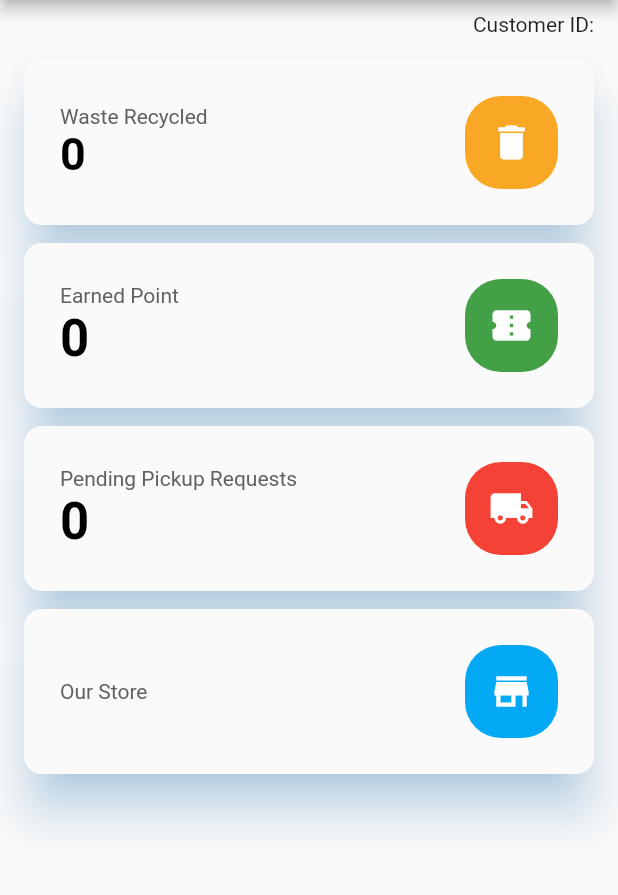
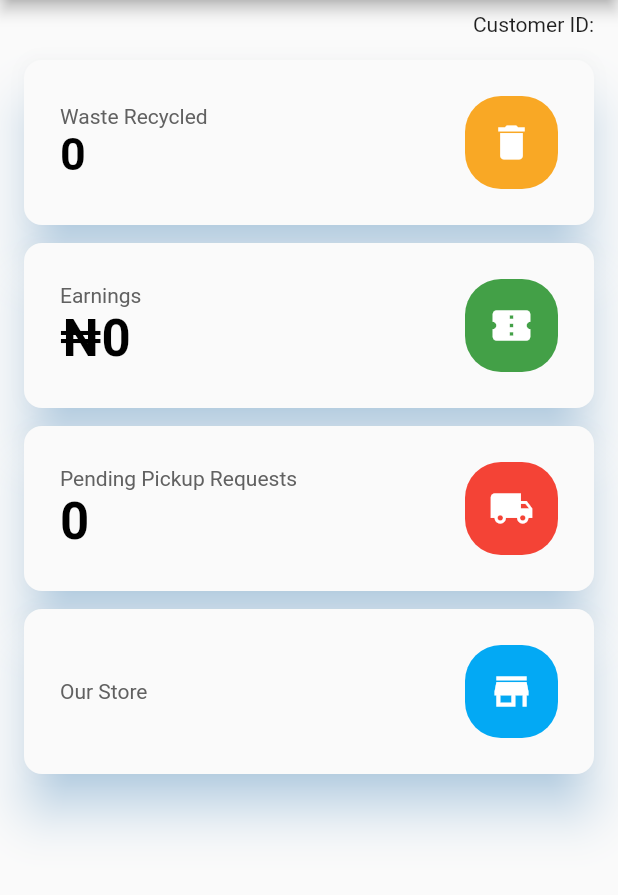
Before and after one commit to weddingjuma/eco_connect_app, a Flutter app: the Dashboard screen opened directly with empty values, on a phone screen of 412 x 824 dp, the part 105-1000 px from its top. Run offline on Flutter 3.47's test engine with Material 2 defaults, Android fonts, the phone set to English and light mode, and no system bars; our stand-ins replace shared_preferences, titled_navigation_bar; accounts and stored records are empty; network calls fail.

Commit message:
v-3 complete

```diff
--- a/lib/components/dashboard.dart
+++ b/lib/components/dashboard.dart
@@ -140,8 +140,8 @@ class _DashboardState extends State<Dashboard>
                     crossAxisAlignment: CrossAxisAlignment.start,
                     children: <Widget>
                     [
-                      Text('Earned Point', style: TextStyle(color: Colors.grey[700])),
-                      Text('0', style: TextStyle(color: Colors.black, fontWeight: FontWeight.w700, fontSize: 34.0))
+                      Text('Earnings', style: TextStyle(color: Colors.grey[700])),
+                      Text('₦0', style: TextStyle(color: Colors.black, fontWeight: FontWeight.w700, fontSize: 34.0))
                     ],
                   ),
                   Material
--- a/pubspec.yaml
+++ b/pubspec.yaml
@@ -11,7 +11,7 @@ description: A new Flutter project.
 # In iOS, build-name is used as CFBundleShortVersionString while build-number used as CFBundleVersion.
 # Read more about iOS versioning at
 # https://developer.apple.com/library/archive/documentation/General/Reference/InfoPlistKeyReference/Articles/CoreFoundationKeys.html
-version: 1.0.0+1
+version: 3.0.0+3
 
 environment:
   sdk: ">=2.1.0 <3.0.0"
```
Also changed, not shown: 12 other files.
